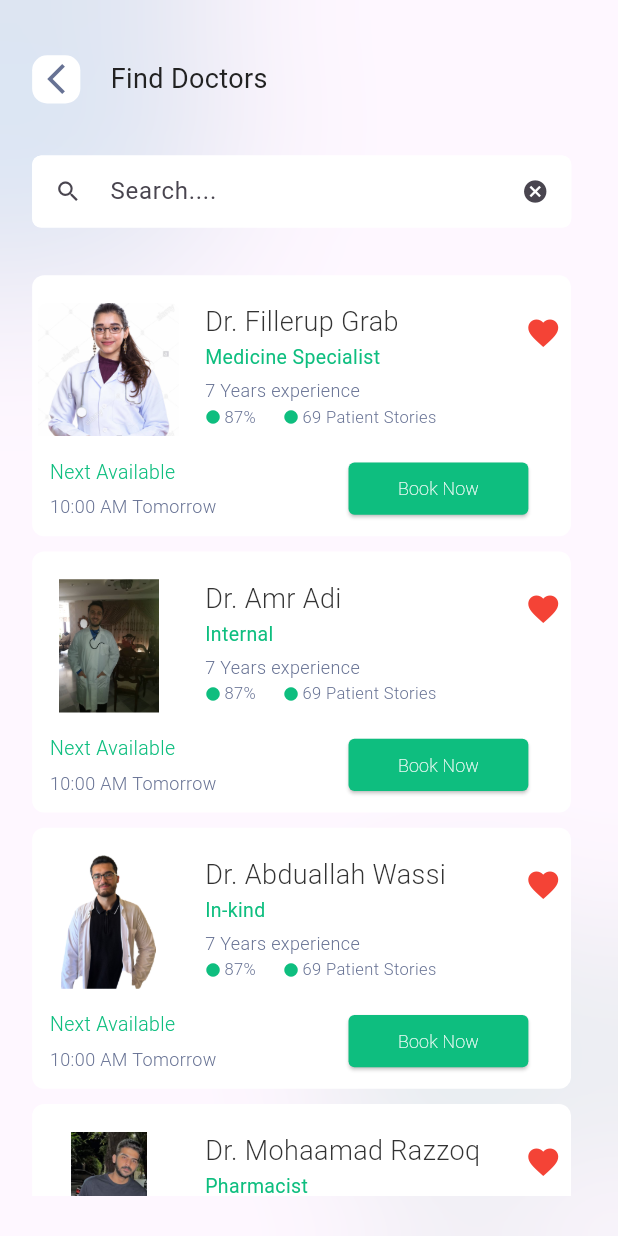
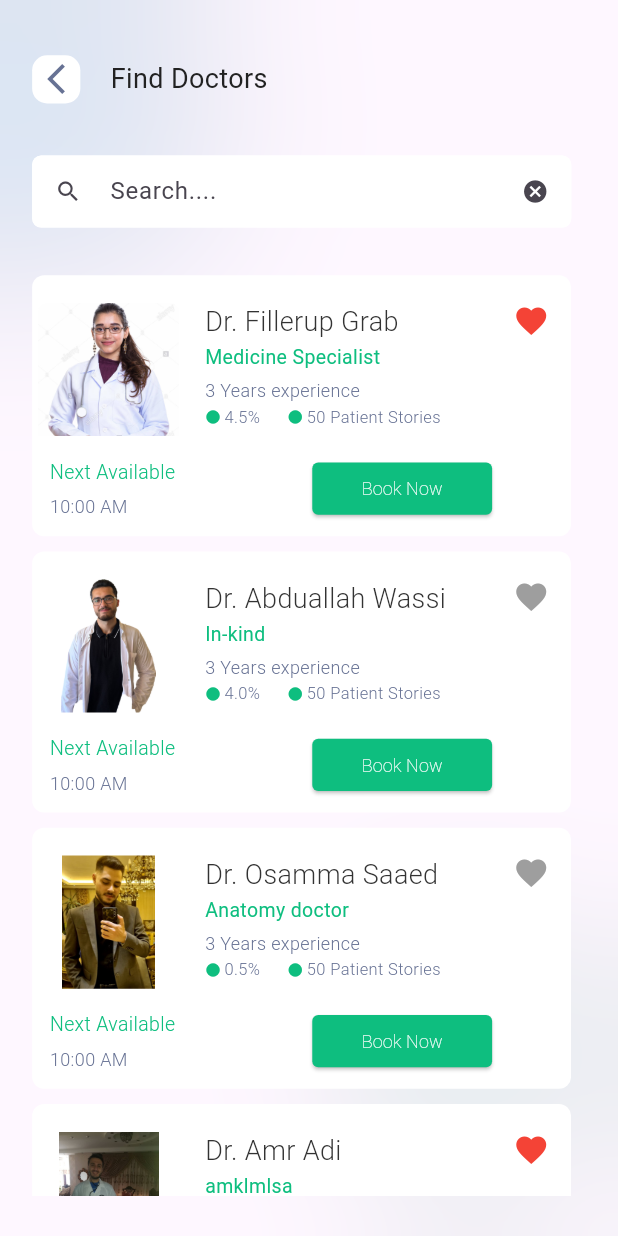
Before and after one commit to amradi6/salamtak, a Flutter app: the FindDoctorScreen screen opened by its route, after a tap on the "favorite" icon, on a phone screen of 412 x 824 dp. Run offline on Flutter 3.47's test engine with Material 3 defaults, Android fonts, the light colour scheme and no system bars; our stand-ins replace flutter_bloc, flutter_rating_bar; Roboto replaces fonts that are missing (PT Sans, Rubik).

Commit message:
Refactor: Update Doctors model and FindDoctorCubit for improved type safety and functionality
This commit introduces the following changes:

- **`Doctors` Model:**
    - Changed nullable fields (`specialty`, `price`, `numberOfYearsOfExperience`, `numberOfPatients`, `timeNextAvailable`) to be non-nullable and required in the constructor.
    - Updated `fromMap` factory to provide default values for these fields if they are null in the map.
- **`FindDoctorCubit`:**
    - Changed `allDoctors` and filtered lists to use `List<Doctors>` instead of `List<Map<String, dynamic>>`.
    - Updated `filterDoctors` to filter based on `doctor.name`.
    - Modified `toggleFavorite` to update `doctor.isFavorite` and correctly emit states (`DoctorFilterState` or `FindDoctorInitialState`) with the updated list of `Doctors` objects, ensuring the favorite status is reflected in filtered views.
- **`FindDoctorState`:**
    - Updated `FindDoctorInitialState` and `DoctorFilterState` to hold `List<Doctors>` instead of `List<Map<String, dynamic>>`.
- **`home__state.dart`:**
    - Updated `dummyDoctors` list to instantiate `Doctors` objects with all required fields.
- **UI Updates:**
    - `HomeScreen`: Updated to use non-nullable `doctor.specialty` and `doctor.price`.
    - `FindDoctorScreen`:
        - Updated to work with `List<Doctors>`.
        - Passes actual doctor properties (`doctor.name`, `doctor.image`, `doctor.specialty`, `doctor.numberOfPatients`, `doctor.numberOfYearsOfExperience`, `doctor.rating`, `doctor.timeNextAvailable`, `doctor.isFavorite`) to `ContainerForFindDoctors`.
    - `ContainerForFindDoctors`:
        - Changed `rate` from `int` to `double`.
        - Wrapped the widget with a `BlocBuilder<FindDoctorCubit, FindDoctorState>` to rebuild when favorite status changes.
        - Changed `IconButton` for favorite to `GestureDetector` to handle tap events.

```diff
--- a/frontend/salamtak/lib/data/models/doctors.dart
+++ b/frontend/salamtak/lib/data/models/doctors.dart
@@ -1,28 +1,28 @@
 class Doctors {
   final String name;
   final String image;
-  final String? specialty;
+  final String specialty;
   final double rating;
-  final double? price;
+  final double price;
   bool? isFavorite;
   final bool isPopular;
   final bool isFeatured;
-  final int? numberOfYearsOfExperience;
-  final int? numberOfPatients;
-  final String? timeNextAvailable;
+  final int numberOfYearsOfExperience;
+  final int numberOfPatients;
+  final String timeNextAvailable;
 
   Doctors({
     required this.name,
     required this.image,
-    this.specialty,
+    required this.specialty,
     required this.rating,
-    this.price,
+    required this.price,
     this.isFavorite=false,
     required this.isPopular,
     required this.isFeatured,
-    this.numberOfYearsOfExperience,
-    this.numberOfPatients,
-    this.timeNextAvailable,
+    required this.numberOfYearsOfExperience,
+    required this.numberOfPatients,
+    required this. timeNextAvailable,
   });
 
   factory Doctors.fromMap(Map<String, dynamic> map) {
@@ -31,7 +31,7 @@ class Doctors {
       name: map['name'],
       specialty: map['specialty'] ?? '',
       rating: (map['rating'] ?? 0).toDouble(),
-      price: map['price'] != null ? (map['price'] as num).toDouble() : null,
+      price: map['price'] != null ? (map['price'] as num).toDouble() : 0,
       isFavorite: map['favorite'],
       isPopular: map['isPopular'] ?? false,
       isFeatured: map['isFeatured'] ?? false,
--- a/frontend/salamtak/lib/features/find_doctors/cubit/find_doctor_cubit.dart
+++ b/frontend/salamtak/lib/features/find_doctors/cubit/find_doctor_cubit.dart
@@ -1,18 +1,21 @@
 import 'package:flutter_bloc/flutter_bloc.dart';
+import 'package:salamtak/data/models/doctors.dart';
 import 'package:salamtak/features/find_doctors/cubit/find_doctor_state.dart';
 import 'package:salamtak/features/home/cubit/home__state.dart';
 
 class FindDoctorCubit extends Cubit<FindDoctorState> {
-  FindDoctorCubit() : super(FindDoctorInitialState(popDoctors));
+  List<Doctors> allDoctors = dummyDoctors;
+
+  FindDoctorCubit() : super(FindDoctorInitialState(dummyDoctors));
 
   void filterDoctors(String name) {
     if (name.isEmpty) {
-      emit(FindDoctorInitialState(popDoctors));
+      emit(FindDoctorInitialState(allDoctors));
     } else {
       final filteredList =
-          popDoctors
+          allDoctors
               .where(
-                (doctor) => doctor["name"].toString().toLowerCase().contains(
+                (doctor) => doctor.name.toString().toLowerCase().contains(
                   name.toLowerCase(),
                 ),
               )
@@ -22,17 +25,26 @@ class FindDoctorCubit extends Cubit<FindDoctorState> {
   }
 
   void resetDoctors() {
-    emit(FindDoctorInitialState(popDoctors));
+    emit(FindDoctorInitialState(dummyDoctors));
   }
 
   void toggleFavorite(String doctorName) {
-    for (var doctor in popDoctors) {
-      if (doctor['name'] == doctorName) {
-        doctor['favorite'] = !(doctor['favorite'] as bool);
+    for (var doctor in allDoctors) {
+      if (doctor.name == doctorName) {
+        doctor.isFavorite = !doctor.isFavorite!;
         break;
       }
     }
-    emit(ChangeFavouriteState());
+    if (state is DoctorFilterState) {
+      final currentFilter = (state as DoctorFilterState).filteredDoctors;
+      final updatedFilter = allDoctors
+          .where((doctor) =>
+          currentFilter.any((filteredDoc) => filteredDoc.name == doctor.name))
+          .toList();
+
+      emit(DoctorFilterState(List.from(updatedFilter)));
+    } else {
+      emit(FindDoctorInitialState(List.from(allDoctors)));
+    }
   }
-
 }
--- a/frontend/salamtak/lib/features/find_doctors/cubit/find_doctor_state.dart
+++ b/frontend/salamtak/lib/features/find_doctors/cubit/find_doctor_state.dart
@@ -1,13 +1,15 @@
+import 'package:salamtak/data/models/doctors.dart';
+
 sealed class FindDoctorState {}
 
 final class FindDoctorInitialState extends FindDoctorState {
-  final List<Map<String, dynamic>> allDoctors;
+  final List<Doctors> allDoctors;
 
   FindDoctorInitialState(this.allDoctors);
 }
 
 final class DoctorFilterState extends FindDoctorState {
-  final List<Map<String, dynamic>> filteredDoctors;
+  final List<Doctors> filteredDoctors;
 
   DoctorFilterState(this.filteredDoctors);
 }
--- a/frontend/salamtak/lib/features/find_doctors/views/find_doctor_screen.dart
+++ b/frontend/salamtak/lib/features/find_doctors/views/find_doctor_screen.dart
@@ -2,6 +2,7 @@ import 'package:flutter/material.dart';
 import 'package:flutter_bloc/flutter_bloc.dart';
 import 'package:salamtak/core/constants/widgets/circle_for_bg.dart';
 import 'package:salamtak/core/constants/widgets/text_form_for_search.dart';
+import 'package:salamtak/data/models/doctors.dart';
 import 'package:salamtak/features/find_doctors/cubit/find_doctor_cubit.dart';
 import 'package:salamtak/features/find_doctors/cubit/find_doctor_state.dart';
 import 'package:salamtak/features/find_doctors/widgets/container_for_search_doctors.dart';
@@ -128,7 +129,7 @@ class _FindDoctorScreenState extends State<FindDoctorScreen> {
                     width: size.width * 0.872,
                     child: BlocBuilder<FindDoctorCubit, FindDoctorState>(
                       builder: (context, state) {
-                        List<Map<String, dynamic>> doctors = [];
+                        List<Doctors> doctors = [];
                         if (state is FindDoctorInitialState) {
                           doctors = state.allDoctors;
                         } else if (state is DoctorFilterState) {
@@ -156,14 +157,14 @@ class _FindDoctorScreenState extends State<FindDoctorScreen> {
                             final doctor = doctors[index];
                             return ContainerForFindDoctors(
                               size: size,
-                              nameDoctor: doctor["name"],
-                              image: doctor["image"],
-                              doctorSpecialty: doctor["specialty"],
-                              numberOfPatients: 69,
-                              numberOfYearsOfExperience: 7,
-                              rate: 87,
-                              timeNextAvailable: "10:00 AM Tomorrow",
-                              isFavourite: true,
+                              nameDoctor: doctor.name,
+                              image: doctor.image,
+                              doctorSpecialty: doctor.specialty,
+                              numberOfPatients: doctor.numberOfPatients,
+                              numberOfYearsOfExperience: doctor.numberOfYearsOfExperience,
+                              rate: doctor.rating,
+                              timeNextAvailable: doctor.timeNextAvailable,
+                              isFavourite: doctor.isFavorite!,
                             );
                           },
                         );
--- a/frontend/salamtak/lib/features/find_doctors/widgets/container_for_search_doctors.dart
+++ b/frontend/salamtak/lib/features/find_doctors/widgets/container_for_search_doctors.dart
@@ -1,9 +1,10 @@
 import 'package:flutter/material.dart';
 import 'package:flutter_bloc/flutter_bloc.dart';
 import 'package:salamtak/features/find_doctors/cubit/find_doctor_cubit.dart';
+import 'package:salamtak/features/find_doctors/cubit/find_doctor_state.dart';
 
 class ContainerForFindDoctors extends StatelessWidget {
-  const ContainerForFindDoctors({
+  const  ContainerForFindDoctors({
     super.key,
     required this.size,
     required this.image,
@@ -21,13 +22,15 @@ class ContainerForFindDoctors extends StatelessWidget {
   final String nameDoctor;
   final String doctorSpecialty;
   final int numberOfYearsOfExperience;
-  final int rate;
+  final double rate;
   final int numberOfPatients;
   final String timeNextAvailable;
   final bool isFavourite;
 
   @override
   Widget build(BuildContext context) {
+    return BlocBuilder<FindDoctorCubit,FindDoctorState>(
+      builder: (context, state) {
         return Container(
           margin: EdgeInsets.only(bottom: size.height * 0.0124),
           width: size.width * 0.8723,
@@ -135,13 +138,13 @@ class ContainerForFindDoctors extends StatelessWidget {
                     SizedBox(
                       width: size.width * 0.0494,
                       height: size.height * 0.021,
-                  child: IconButton(
-                    onPressed: () {
+                      child: GestureDetector(
+                        onTap: () {
                           context.read<FindDoctorCubit>().toggleFavorite(nameDoctor);
                         },
-                    icon: Icon(
+                        child: Icon(
                           Icons.favorite,
-                      color: isFavourite?Colors.red:Colors.grey,
+                          color: isFavourite ? Colors.red : Colors.grey,
                         ),
                       ),
                     ),
@@ -207,5 +210,7 @@ class ContainerForFindDoctors extends StatelessWidget {
             ),
           ),
         );
+      },
+    );
   }
 }
--- a/frontend/salamtak/lib/features/home/cubit/home__state.dart
+++ b/frontend/salamtak/lib/features/home/cubit/home__state.dart
@@ -2,12 +2,66 @@ import 'package:salamtak/data/models/doctors.dart';
 
 sealed class HomeState {}
 
-final List<Doctors> dummyDoctors=[
-  Doctors(name: "Dr. Fillerup Grab", image: "assets/images/doctor1.png", rating: 4.5,isPopular: true,specialty:"Medicine Specialist", isFeatured: false),
-  Doctors(name: "Dr. Abduallah Wassi", image: "assets/images/Abduallah Wassi.png", rating: 4.0,isPopular: true,specialty:"In-kind",isFeatured: false),
-  Doctors(name: "Dr. Osamma Saaed", image: "assets/images/Osamma Saaed.webp", rating: 0.5,isPopular: true,specialty:"Anatomy doctor",isFeatured: false),
-  Doctors(name: "Dr. Amr Adi", image: "assets/images/AmrAdi.jpg", rating: 5.0,isFavorite: true,isFeatured: true,price: 100.0,isPopular: false),
-  Doctors(name: "Dr. Mohaamad Razzoq", image: "assets/images/Mohaamad Razzouq.jpg", rating: 2.0,isFeatured: true,isFavorite:false,price:25.0,isPopular: false),
+final List<Doctors> dummyDoctors = [
+  Doctors(
+    name: "Dr. Fillerup Grab",
+    image: "assets/images/doctor1.png",
+    rating: 4.5,
+    isPopular: true,
+    specialty: "Medicine Specialist",
+    isFeatured: false,
+    numberOfPatients: 50,
+    numberOfYearsOfExperience: 3,
+    timeNextAvailable: "10:00 AM", price: 50.00,
+  ),
+  Doctors(
+    name: "Dr. Abduallah Wassi",
+    image: "assets/images/Abduallah Wassi.png",
+    rating: 4.0,
+    isPopular: true,
+    specialty: "In-kind",
+    isFeatured: false,
+    numberOfPatients: 50,
+    numberOfYearsOfExperience: 3,
+    timeNextAvailable: "10:00 AM", price: 10.00,
+  ),
+  Doctors(
+    name: "Dr. Osamma Saaed",
+    image: "assets/images/Osamma Saaed.webp",
+    rating: 0.5,
+    isPopular: true,
+    specialty: "Anatomy doctor",
+    isFeatured: false,
+    numberOfPatients: 50,
+    numberOfYearsOfExperience: 3,
+    timeNextAvailable: "10:00 AM", price: 0.5,
+  ),
+  Doctors(
+    name: "Dr. Amr Adi",
+    image: "assets/images/AmrAdi.jpg",
+    rating: 5.0,
+    isFavorite: true,
+    isFeatured: true,
+    price: 100.0,
+    isPopular: false,
+    numberOfPatients: 50,
+    numberOfYearsOfExperience: 3,
+    specialty: "amklmlsa",
+    timeNextAvailable: "10:00 AM",
+  ),
+  Doctors(
+    name: "Dr. Mohaamad Razzoq",
+    image: "assets/images/Mohaamad Razzouq.jpg",
+    rating: 2.0,
+    isFeatured: true,
+    isFavorite: false,
+    price: 25.0,
+    isPopular: false,
+    numberOfPatients: 50,
+    numberOfYearsOfExperience: 3,
+    specialty: "amklmlsa",
+    timeNextAvailable: "10:00 AM",
+  ),
 ];
 
 final List<Map<String, dynamic>> popDoctors = [
@@ -55,42 +109,42 @@ final List<Map<String, dynamic>> featDoctors = [
     "name": "Dr. Fillerup Grab",
     "price": 50.0,
     "rating": 4.5,
-    "favorite":false,
+    "favorite": false,
   },
   {
     "image": "assets/images/AmrAdi.jpg",
     "name": "Dr. Amr Adi",
-    "price":100.0,
+    "price": 100.0,
     "rating": 5.0,
-    "favorite":true,
+    "favorite": true,
   },
   {
     "image": "assets/images/Abduallah Wassi.png",
     "name": "Dr. Abduallah Wassi",
-    "price":30.0,
+    "price": 30.0,
     "rating": 4.0,
-    "favorite":true,
+    "favorite": true,
   },
   {
     "image": "assets/images/Mohaamad Razzouq.jpg",
     "name": "Dr. Mohaamad Razzoq",
     "price": 25.0,
     "rating": 2.0,
-    "favorite":true,
+    "favorite": true,
   },
   {
     "image": "assets/images/Osamma Saaed.webp",
     "name": "Dr. Osamma Saaed",
     "price": 0.5,
     "rating": 0.5,
-    "favorite":false,
+    "favorite": false,
   },
   {
     "image": "assets/images/Abduallah Adi.jpg",
     "name": "Dr. Abduallah Adi",
-    "price":0.3,
+    "price": 0.3,
     "rating": 2.0,
-    "favorite":false,
+    "favorite": false,
   },
 ];
 
--- a/frontend/salamtak/lib/features/home/views/home_screen.dart
+++ b/frontend/salamtak/lib/features/home/views/home_screen.dart
@@ -256,7 +256,7 @@ class HomeScreen extends StatelessWidget {
                                       size: size,
                                       image: doctor.image,
                                       nameDoctor: doctor.name,
-                                      doctorSpecialty: doctor.specialty!,
+                                      doctorSpecialty: doctor.specialty,
                                       rating: doctor.rating,
                                     );
                                   },
@@ -315,7 +315,7 @@ class HomeScreen extends StatelessWidget {
                                       totalRate: doctor.rating,
                                       image: doctor.image,
                                       nameDoctor: doctor.name,
-                                      price: doctor.price!,
+                                      price: doctor.price,
                                       isFavourite: doctor.isFavorite!,
                                     );
                                   },
```
Lines whose indentation alone changed are shown as unchanged.
